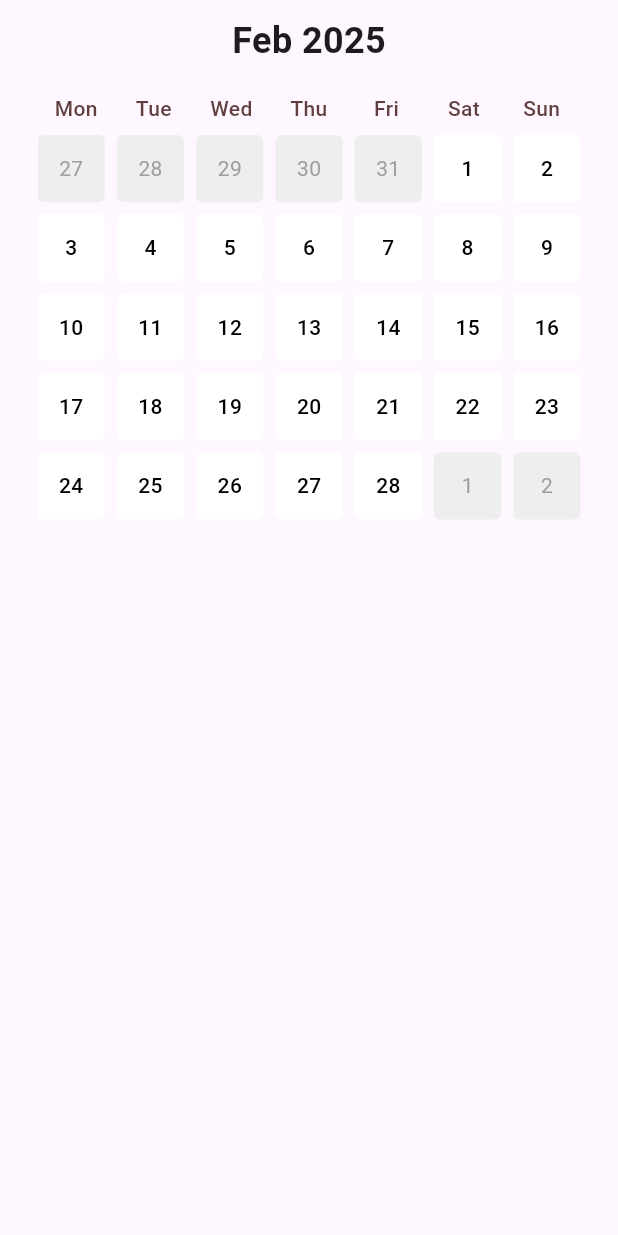
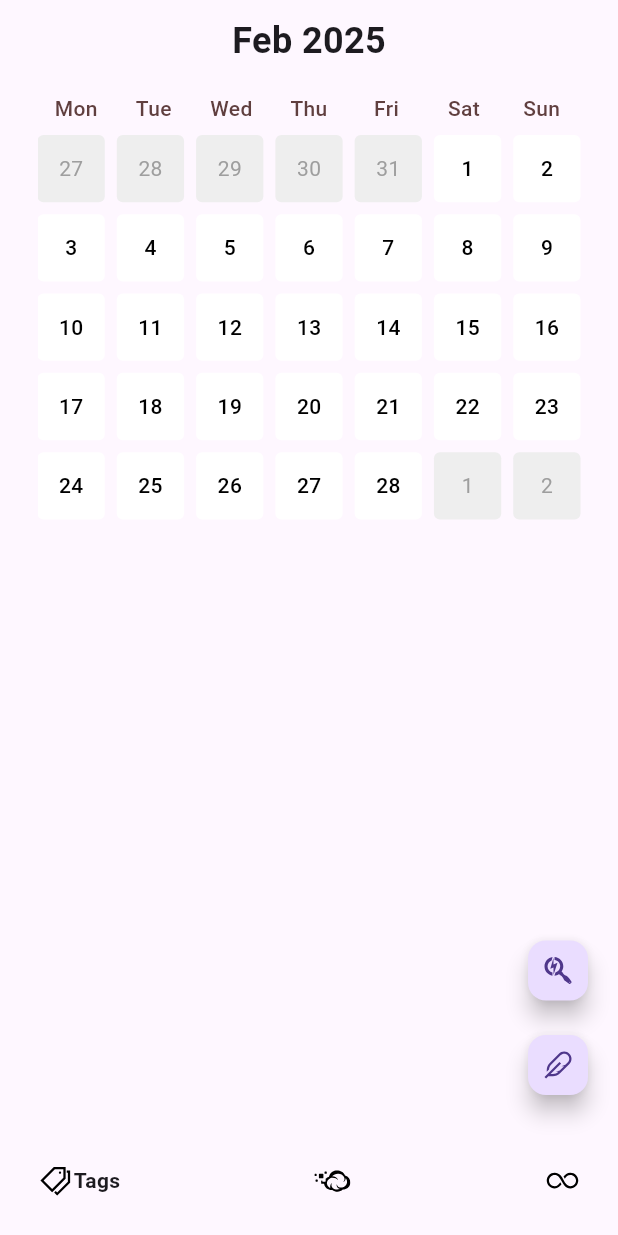
Before and after one commit to sequitria/Dream-Mapper, a Flutter app: the screen it shows after launch, on a phone screen of 412 x 824 dp. Run offline on Flutter 3.47's test engine with Material 3 defaults, Android fonts, the phone set to English and light mode, and no system bars; drawn by our look-alikes of google_nav_bar; our stand-ins replace isar, line_icons; accounts and stored records are empty; generated files the repository leaves out were written again.

Commit message:
Added more buttons and singleton initialisation of Isar DB
need add journals

```diff
--- a/lib/main.dart
+++ b/lib/main.dart
@@ -1,7 +1,13 @@
 import 'package:dream_mapper/pages/home_page.dart';
+import 'package:dream_mapper/services/journal_services.dart';
 import 'package:flutter/material.dart';
 
-void main() {
+void main() async {
+  // Ensures DB is initialised at startup
+  // All JournalService calls are the same instance no matter what file it's called from
+  // Avoids multiple initialisation conflicts for the Isar DB
+  WidgetsFlutterBinding.ensureInitialized();
+  await JournalServices.initialize();
   runApp(const DreamMapper());
 }
 
--- a/lib/pages/home_page.dart
+++ b/lib/pages/home_page.dart
@@ -1,5 +1,8 @@
+import 'package:dream_mapper/util/floating_buttons.dart';
+import 'package:dream_mapper/util/nav_bar.dart';
 import 'package:dream_mapper/widgets/calendar.dart';
 import 'package:flutter/material.dart';
+import 'package:line_icons/line_icons.dart';
 
 class HomePage extends StatefulWidget {
   const HomePage({super.key});
@@ -13,6 +16,11 @@ class _HomePageState extends State<HomePage> {
   Widget build(BuildContext context) {
     return Scaffold(
       body: Calendar(),
+
+      floatingActionButton: FloatingButtons(),
+      bottomNavigationBar: SafeArea(
+        child: NavBar()
+      ),
     );
   }
 }
--- a/lib/services/journal_services.dart
+++ b/lib/services/journal_services.dart
@@ -1,13 +1,23 @@
 import 'dart:async';
-
 import 'package:dream_mapper/models/dream_tag.dart';
 import 'package:dream_mapper/models/journal.dart';
 import 'package:dream_mapper/models/map_tag.dart';
 import 'package:isar/isar.dart';
 import 'package:path_provider/path_provider.dart';
 
+// Singleton Class -> to manage global state (avoids multiple initialisations of Isar)
 class JournalServices {
   static late Isar isar;
+
+  static final JournalServices _instance = JournalServices._internal();
+
+  // factory constructor returns the same instance every time JournalService is called
+  factory JournalServices() {
+    return _instance;
+  }
+
+  // Private constructor
+  JournalServices._internal();
 
   // INITIALIZE - DB
   static Future<void> initialize() async {
--- /dev/null
+++ b/lib/util/floating_buttons.dart
@@ -0,0 +1,31 @@
+import 'package:dream_mapper/services/journal_services.dart';
+import 'package:flutter/material.dart';
+import 'package:line_icons/line_icons.dart';
+
+class FloatingButtons extends StatelessWidget {
+  final JournalServices journalService = JournalServices();
+  FloatingButtons({super.key});
+
+  @override
+  Widget build(BuildContext context) {
+    return Column(
+      mainAxisAlignment: MainAxisAlignment.end,
+      children: [
+        FloatingActionButton.small(
+          child: Icon(LineIcons.searchengin),
+          onPressed: () {},
+        ),
+
+        SizedBox(
+          height: 15,
+        ),
+
+        // CREATE A JOURNAL
+        FloatingActionButton.small(
+          child: Icon(LineIcons.feather),
+          onPressed: () {},
+        )
+      ],
+    );
+  }
+}
--- /dev/null
+++ b/lib/util/nav_bar.dart
@@ -0,0 +1,25 @@
+import 'package:flutter/material.dart';
+import 'package:google_nav_bar/google_nav_bar.dart';
+import 'package:line_icons/line_icons.dart';
+
+class NavBar extends StatelessWidget {
+  const NavBar({super.key});
+
+  @override
+  Widget build(BuildContext context) {
+    return const GNav(tabs: [
+      GButton(
+        icon: LineIcons.tags,
+        text: 'Tags',
+      ),
+      GButton(
+        icon: LineIcons.cloudversify,
+        text: 'Journals',
+      ),
+      GButton(
+        icon: LineIcons.infinity,
+        text: 'Data',
+      )
+    ]);
+  }
+}
--- a/pubspec.yaml
+++ b/pubspec.yaml
@@ -15,6 +15,8 @@ dependencies:
   isar: ^3.1.0+1
   isar_flutter_libs: ^3.1.0+1
   path_provider: ^2.1.5
+  google_nav_bar: ^5.0.7
+  line_icons: ^2.0.3
 
 dev_dependencies:
   flutter_test:
```
Also changed, not shown: pubspec.lock.
